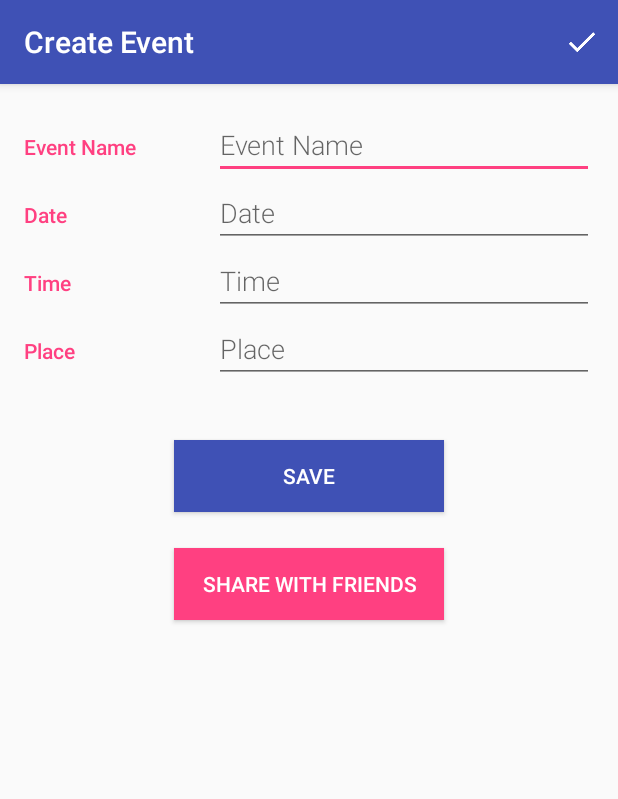
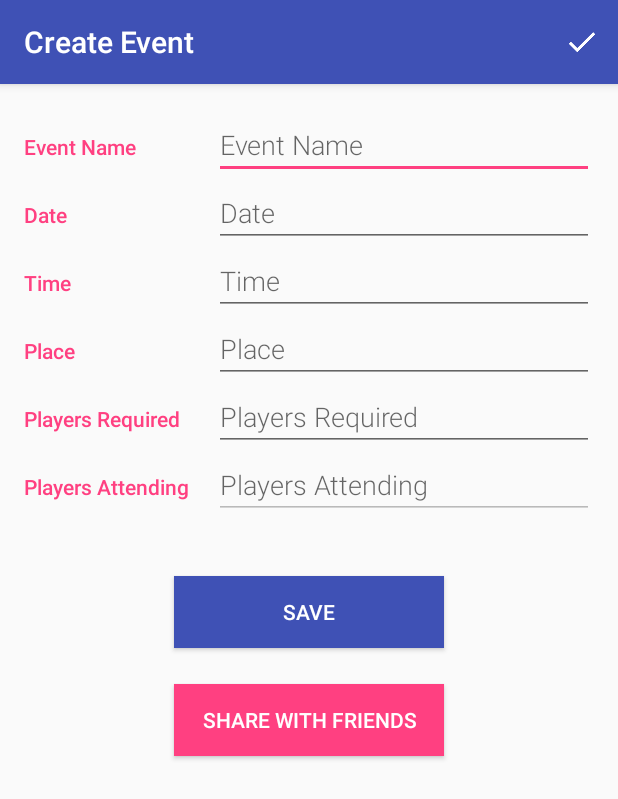
Before and after one commit to varmaarp/Events-android-app, an Android app: the EventEditorActivity screen opened directly, with no data from a screen before it, on a phone screen of 412 x 824 dp. Shown: the top 799 px of the screen. Run offline under Robolectric (Android 15) with nearby library versions, the phone set to English and light mode, and no system bars; our stand-ins replace Firebase (no records; nobody signed in at launch, a user with empty details on screens opened directly); 4 statements that could not run were skipped.

```diff
--- a/app/src/main/java/com/example/arpit/sportit/Fragments/AttendingFragment.java
+++ b/app/src/main/java/com/example/arpit/sportit/Fragments/AttendingFragment.java
@@ -70,7 +70,7 @@ public class AttendingFragment extends Fragment {
 
         //Log.v("user id", "user : " + firebaseAuth.getCurrentUser().getUid());
         //databaseReference = firebaseDatabase.getReference().child("users").child(firebaseAuth.getCurrentUser().getUid()).child("eventsAttending");
-        databaseReference = firebaseDatabase.getReference().child("users").child("otg6kfHTjgVKJ09iZgPdbx3roAM2").child("eventsAttending");
+        databaseReference = firebaseDatabase.getReference().child("users").child("RMBIva5WdIZyE7zcTbcQ8SPAGlZ2").child("eventsAttending");
 
         final DatabaseReference eventsReference = firebaseDatabase.getReference().child("events");
 
@@ -93,6 +93,7 @@ public class AttendingFragment extends Fragment {
                                 events.add(e);
                                 myEventsAdaptor.notifyDataSetChanged();
                                 loadingIndicator.setVisibility(View.GONE);
+                                emptyStateTextView.setVisibility(View.GONE);
                             }
 
                             @Override
--- a/app/src/main/java/com/example/arpit/sportit/Fragments/MyEventsFragment.java
+++ b/app/src/main/java/com/example/arpit/sportit/Fragments/MyEventsFragment.java
@@ -74,12 +74,13 @@ public class MyEventsFragment extends Fragment {
                     e.setEventID(postSnapshot.getKey());
                     events.add(e);
                     myEventsAdaptor.notifyDataSetChanged();
-
                     loadingIndicator.setVisibility(View.GONE);
+                    emptyStateTextView.setVisibility(View.GONE);
                 }
                 if (myEventsAdaptor.isEmpty()){
                     loadingIndicator.setVisibility(View.GONE);
                     emptyStateTextView.setText("No Events Available. Create an Event");
+                    emptyStateTextView.setVisibility(View.VISIBLE);
                 }
             }
 
@@ -89,7 +90,7 @@ public class MyEventsFragment extends Fragment {
             }
         };
 
-        databaseReference.orderByChild("createdBy").equalTo("otg6kfHTjgVKJ09iZgPdbx3roAM2").addValueEventListener(valueEventListener);
+        databaseReference.orderByChild("createdBy").equalTo("RMBIva5WdIZyE7zcTbcQ8SPAGlZ2").addValueEventListener(valueEventListener);
         //databaseReference.orderByChild("createdBy").equalTo(firebaseAuth.getCurrentUser().getUid()).addValueEventListener(valueEventListener);
 
         FloatingActionButton fab = (FloatingActionButton) rootView.findViewById(R.id.fab);
--- a/app/src/main/res/layout/activity_event_editor.xml
+++ b/app/src/main/res/layout/activity_event_editor.xml
@@ -85,6 +85,45 @@
             style="@style/EditorFieldStyle" />
     </LinearLayout>
 
+    <!-- Players required -->
+    <LinearLayout
+        android:layout_width="match_parent"
+        android:layout_height="wrap_content"
+        android:orientation="horizontal">
+
+        <!-- Label Players required-->
+        <TextView
+            android:text="@string/label_playersRequired"
+            style="@style/EditorLabelStyle" />
+
+        <!-- Event Place field -->
+        <EditText
+            android:id="@+id/edit_players_required"
+            android:hint="@string/label_playersRequired"
+            android:inputType="textCapWords"
+            style="@style/EditorFieldStyle" />
+    </LinearLayout>
+
+    <!-- Players attending -->
+    <LinearLayout
+        android:layout_width="match_parent"
+        android:layout_height="wrap_content"
+        android:orientation="horizontal">
+
+        <!-- Label Players required-->
+        <TextView
+            android:id="@+id/label_playersAttending"
+            android:text="@string/label_playersAttending"
+            style="@style/EditorLabelStyle" />
+
+        <!-- Event Place field -->
+        <EditText
+            android:id="@+id/edit_players_attending"
+            android:hint="@string/label_playersAttending"
+            android:inputType="textCapWords"
+            style="@style/EditorFieldStyle" />
+    </LinearLayout>
+
     <Button
         android:id="@+id/button1"
         android:layout_width="180dp"
--- a/app/src/main/res/values/strings.xml
+++ b/app/src/main/res/values/strings.xml
@@ -22,8 +22,14 @@
     <!--Label for Time -->
     <string name="label_eventTime">Time</string>
 
-    <!--Label for Placee -->
+    <!--Label for Place -->
     <string name="label_eventPlace">Place</string>
+
+    <!--Label for Players Required -->
+    <string name="label_playersRequired">Players Required</string>
+
+    <!--Label for Players Attending -->
+    <string name="label_playersAttending">Players Attending</string>
 
     <!-- Label for editor menu option to save event and leave editor -->
     <string name="action_save">Save</string>
```
Also changed, not shown: app/src/main/java/com/example/arpit/sportit/Activities/EventEditorActivity.java (+46 -15 lines), app/src/main/java/com/example/arpit/sportit/DataClasses/Event.java (+14 -3 lines), app/src/main/java/com/example/arpit/sportit/Fragments/ViewAllFragment.java (+9 -8 lines).
